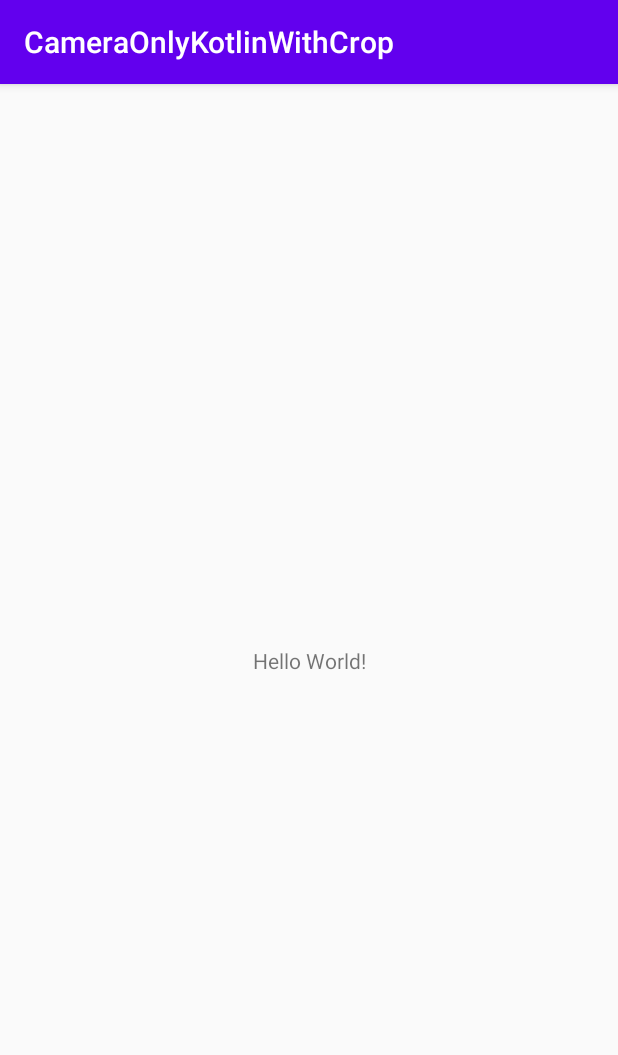
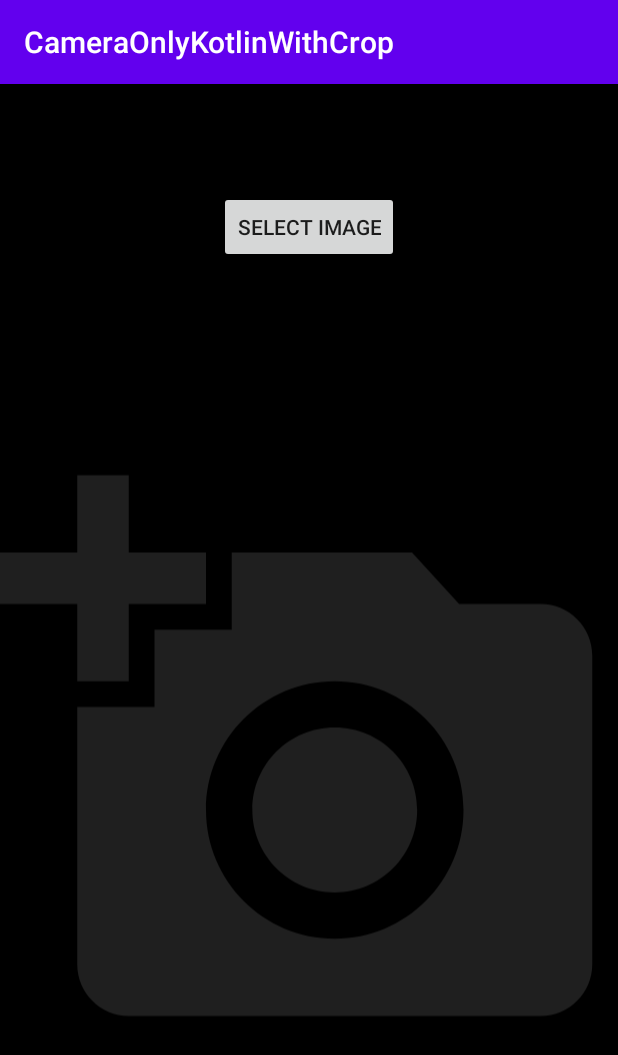
Before and after one commit to shadhin056/Camera-Or-Gallery-Or-Both-WithCrop-Kotlin, an Android app: the screen it shows after launch (MainActivity), on a phone screen of 412 x 824 dp. Shown: the top 1055 px of the screen. Run offline under Robolectric (Android 15) with nearby library versions, the phone set to English and light mode, and no system bars; libraries missing offline, so code that uses them is left out: com.theartofdev.edmodo.

Commit message:
Choose photo from camera and gallery

```diff
--- a/app/build.gradle
+++ b/app/build.gradle
@@ -33,5 +33,5 @@ dependencies {
     testImplementation 'junit:junit:4.12'
     androidTestImplementation 'androidx.test.ext:junit:1.1.1'
     androidTestImplementation 'androidx.test.espresso:espresso-core:3.2.0'
-
+    api 'com.theartofdev.edmodo:android-image-cropper:2.8.+'
 }
--- a/app/src/main/AndroidManifest.xml
+++ b/app/src/main/AndroidManifest.xml
@@ -1,7 +1,8 @@
 <?xml version="1.0" encoding="utf-8"?>
 <manifest xmlns:android="http://schemas.android.com/apk/res/android"
     package="com.fundinghelp.cameraonlykotlinwithcrop">
-
+    <uses-permission android:name="android.permission.READ_EXTERNAL_STORAGE"/>
+    <uses-permission android:name="android.permission.WRITE_EXTERNAL_STORAGE"/>
     <application
         android:allowBackup="true"
         android:icon="@mipmap/ic_launcher"
@@ -16,6 +17,7 @@
                 <category android:name="android.intent.category.LAUNCHER" />
             </intent-filter>
         </activity>
+        <activity android:name="com.theartofdev.edmodo.cropper.CropImageActivity" />
     </application>
 
 </manifest>
--- a/app/src/main/java/com/fundinghelp/cameraonlykotlinwithcrop/MainActivity.kt
+++ b/app/src/main/java/com/fundinghelp/cameraonlykotlinwithcrop/MainActivity.kt
@@ -1,11 +1,62 @@
 package com.fundinghelp.cameraonlykotlinwithcrop
 
+import android.app.Activity
+import android.content.Intent
+import android.os.Bundle
+import android.util.Log
+import android.view.View
+import android.widget.ImageView
+import android.widget.Toast
 import androidx.appcompat.app.AppCompatActivity
-import android.os.Bundle
+import com.theartofdev.edmodo.cropper.CropImage
+import com.theartofdev.edmodo.cropper.CropImageView
+import java.io.File
 
 class MainActivity : AppCompatActivity() {
+    private var fileName: String? = null
+    var file: File? = null
     override fun onCreate(savedInstanceState: Bundle?) {
         super.onCreate(savedInstanceState)
         setContentView(R.layout.activity_main)
     }
+
+    fun onSelectImageClick(view: View?) {
+        CropImage.activity(null).setGuidelines(CropImageView.Guidelines.ON).start(this)
+    }
+
+    override fun onActivityResult(
+        requestCode: Int,
+        resultCode: Int,
+        data: Intent?
+    ) {
+
+        // handle result of CropImageActivity
+        super.onActivityResult(requestCode, resultCode, data)
+        if (requestCode == CropImage.CROP_IMAGE_ACTIVITY_REQUEST_CODE) {
+            val result = CropImage.getActivityResult(data)
+            if (resultCode == Activity.RESULT_OK) {
+                try {
+
+
+                    //Uri uri = data.getParcelableExtra("path");
+                    val uri = result.uri
+                    file = File(uri.path)
+                    fileName = uri.lastPathSegment
+                    Log.e("file", file.toString())
+                    Log.e("fileName", fileName + "")
+                    (findViewById<View>(R.id.quick_start_cropped_image) as ImageView).setImageURI(
+                        result.uri
+                    )
+                    //Toast.makeText(this, "Cropping successful : " + result.getSampleSize(), Toast.LENGTH_LONG).show();
+                    Toast.makeText(this, "Cropping successful ", Toast.LENGTH_LONG).show()
+
+                } catch (e: Error) {
+                    e.printStackTrace()
+                }
+            } else if (resultCode == CropImage.CROP_IMAGE_ACTIVITY_RESULT_ERROR_CODE) {
+                Toast.makeText(this, "Cropping failed: " + result.error, Toast.LENGTH_LONG)
+                    .show()
+            }
+        }
+    }
 }
--- /dev/null
+++ b/app/src/main/res/drawable-anydpi/add.xml
@@ -0,0 +1,11 @@
+<vector xmlns:android="http://schemas.android.com/apk/res/android"
+    android:width="24dp"
+    android:height="24dp"
+    android:viewportWidth="24"
+    android:viewportHeight="24"
+    android:tint="#333333"
+    android:alpha="0.6">
+  <path
+      android:fillColor="@android:color/white"
+      android:pathData="M3,4V1h2v3h3v2H5v3H3V6H0V4H3zM6,10V7h3V4h7l1.83,2H21c1.1,0 2,0.9 2,2v12c0,1.1 -0.9,2 -2,2H5c-1.1,0 -2,-0.9 -2,-2V10H6zM13,19c2.76,0 5,-2.24 5,-5s-2.24,-5 -5,-5s-5,2.24 -5,5S10.24,19 13,19zM9.8,14c0,1.77 1.43,3.2 3.2,3.2s3.2,-1.43 3.2,-3.2s-1.43,-3.2 -3.2,-3.2S9.8,12.23 9.8,14z"/>
+</vector>
--- a/app/src/main/res/layout/activity_main.xml
+++ b/app/src/main/res/layout/activity_main.xml
@@ -1,18 +1,31 @@
-<?xml version="1.0" encoding="utf-8"?>
-<androidx.constraintlayout.widget.ConstraintLayout xmlns:android="http://schemas.android.com/apk/res/android"
-    xmlns:app="http://schemas.android.com/apk/res-auto"
-    xmlns:tools="http://schemas.android.com/tools"
+<LinearLayout
+    xmlns:android="http://schemas.android.com/apk/res/android"
     android:layout_width="match_parent"
     android:layout_height="match_parent"
-    tools:context=".MainActivity">
+    android:orientation="vertical"
+    android:background="@android:color/black">
 
     <TextView
+        android:layout_width="match_parent"
+        android:layout_height="wrap_content"
+        android:background="#7000"
+        android:padding="12dp"
+        android:text="@string/main_activity_desciption"/>
+
+    <Button
         android:layout_width="wrap_content"
         android:layout_height="wrap_content"
-        android:text="Hello World!"
-        app:layout_constraintBottom_toBottomOf="parent"
-        app:layout_constraintLeft_toLeftOf="parent"
-        app:layout_constraintRight_toRightOf="parent"
-        app:layout_constraintTop_toTopOf="parent" />
+        android:layout_gravity="center"
+        android:layout_margin="12dp"
+        android:onClick="onSelectImageClick"
+        android:text="@string/main_button_select_image"/>
 
-</androidx.constraintlayout.widget.ConstraintLayout>
+    <ImageView
+        android:id="@+id/quick_start_cropped_image"
+        android:layout_width="match_parent"
+        android:layout_height="0dp"
+        android:layout_weight="1"
+        android:contentDescription="@string/result_image_desc"
+        android:src="@drawable/add"/>
+
+</LinearLayout>
--- a/app/src/main/res/values/strings.xml
+++ b/app/src/main/res/values/strings.xml
@@ -1,3 +1,6 @@
 <resources>
     <string name="app_name">CameraOnlyKotlinWithCrop</string>
+    <string name="result_image_desc">crop result</string>
+    <string name="main_button_select_image">Select Image</string>
+    <string name="main_activity_desciption">Sample activity to start image cropping.\nExample: User profile activity to select avatar.</string>
 </resources>
```
Also changed, not shown: app/src/main/res/drawable-hdpi/add.png (added), app/src/main/res/drawable-mdpi/add.png (added), app/src/main/res/drawable-xhdpi/add.png (added), app/src/main/res/drawable-xxhdpi/add.png (added).
